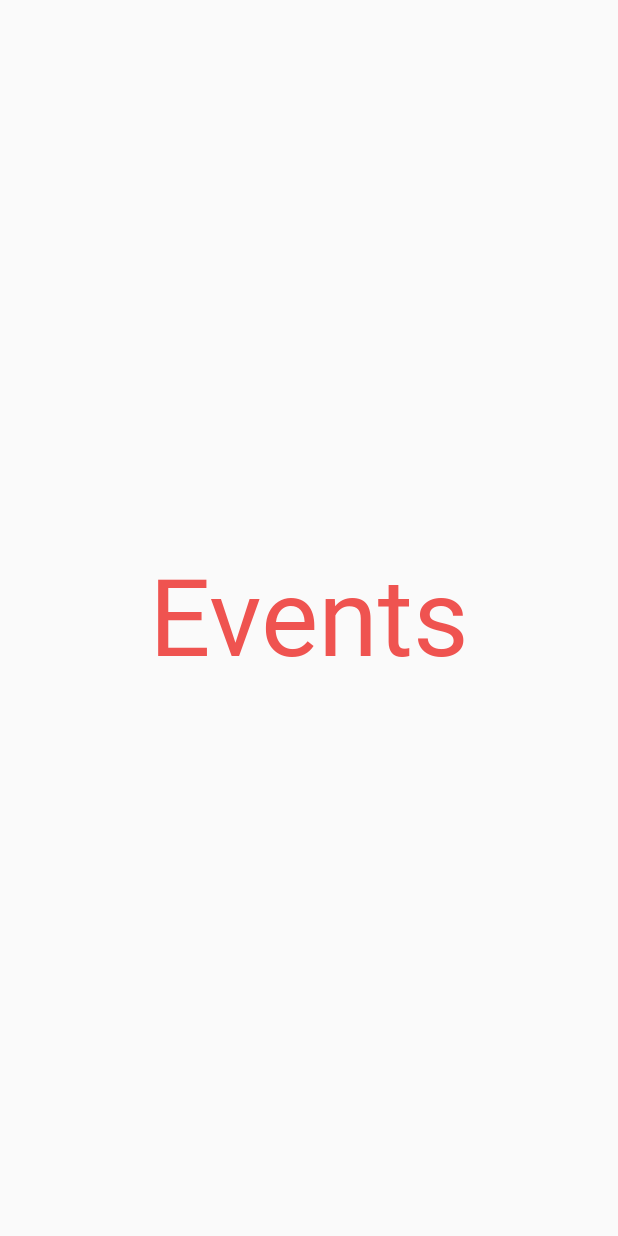
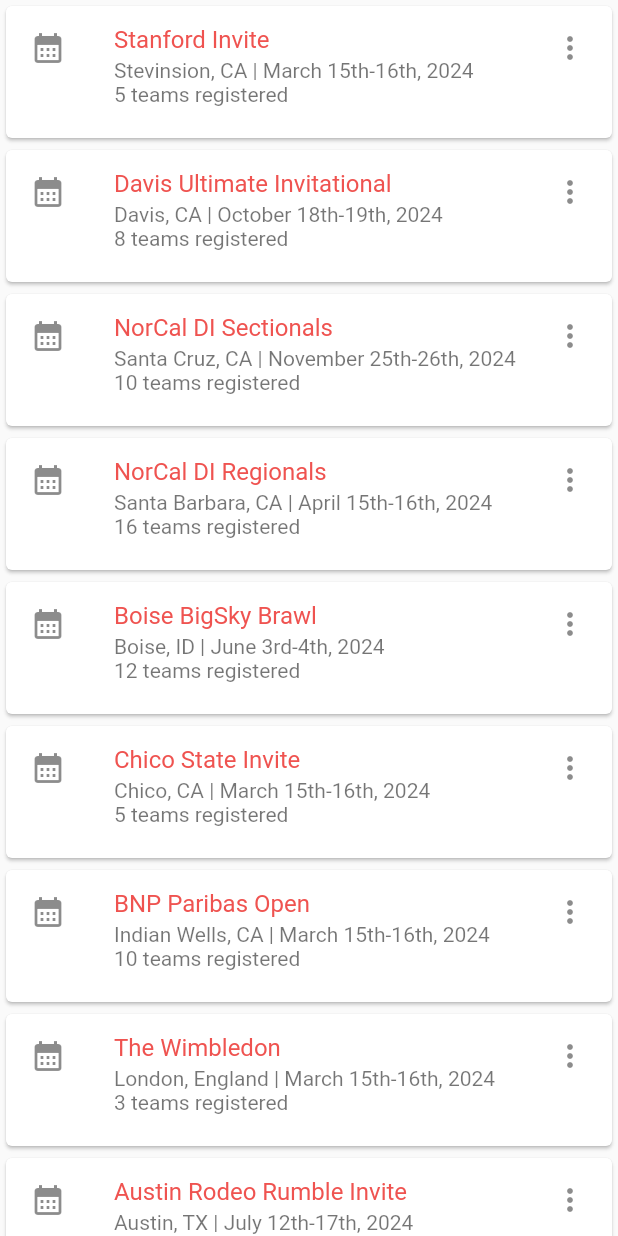
Before and after one commit to dananac/UltiVerse, a Flutter app: the EventsPage screen opened directly, on a phone screen of 412 x 824 dp. Run offline on Flutter 3.47's test engine with Material 2 defaults, Android fonts, the phone set to English and light mode, and no system bars.

Commit message:
Events & home page updates

```diff
--- a/lib/pages/events.dart
+++ b/lib/pages/events.dart
@@ -5,6 +5,101 @@
 
   @override
   Widget build(BuildContext context) => Scaffold(
-    body: Center(child: Text('Events', style: TextStyle(fontSize: 72, color: Colors.red.shade400),)),
+    //body: Center(child: Text('Events', style: TextStyle(fontSize: 72, color: Colors.red.shade400),)),
+      body: ListView(
+      children: <Widget>[
+        //Card(child: ListTile(title: Text('One-line ListTile'))),
+        Card(
+          child: ListTile(
+            leading: Icon(Icons.calendar_month),
+            title: Text('Stanford Invite', style: TextStyle(color: Colors.red[400]),),
+            subtitle:
+                Text('Stevinsion, CA | March 15th-16th, 2024\n5 teams registered'),
+            trailing: Icon(Icons.more_vert),
+            isThreeLine: true,
+          ),
+        ),
+        Card(
+          child: ListTile(
+            leading: Icon(Icons.calendar_month),
+            title: Text('Davis Ultimate Invitational', style: TextStyle(color: Colors.red[400]),),
+            subtitle:
+                Text('Davis, CA | October 18th-19th, 2024\n8 teams registered'),
+            trailing: Icon(Icons.more_vert),
+            isThreeLine: true,
+          ),
+        ),
+        Card(
+          child: ListTile(
+            leading: Icon(Icons.calendar_month),
+            title: Text('NorCal DI Sectionals', style: TextStyle(color: Colors.red[400]),),
+            subtitle:
+                Text('Santa Cruz, CA | November 25th-26th, 2024\n10 teams registered'),
+            trailing: Icon(Icons.more_vert),
+            isThreeLine: true,
+          ),
+        ),
+        Card(
+          child: ListTile(
+            leading: Icon(Icons.calendar_month),
+            title: Text('NorCal DI Regionals', style: TextStyle(color: Colors.red[400]),),
+            subtitle:
+                Text('Santa Barbara, CA | April 15th-16th, 2024\n16 teams registered'),
+            trailing: Icon(Icons.more_vert),
+            isThreeLine: true,
+          ),
+        ),
+        Card(
+          child: ListTile(
+            leading: Icon(Icons.calendar_month),
+            title: Text('Boise BigSky Brawl', style: TextStyle(color: Colors.red[400]),),
+            subtitle:
+                Text('Boise, ID | June 3rd-4th, 2024\n12 teams registered'),
+            trailing: Icon(Icons.more_vert),
+            isThreeLine: true,
+          ),
+        ),
+        Card(
+          child: ListTile(
+            leading: Icon(Icons.calendar_month),
+            title: Text('Chico State Invite', style: TextStyle(color: Colors.red[400]),),
+            subtitle:
+                Text('Chico, CA | March 15th-16th, 2024\n5 teams registered'),
+            trailing: Icon(Icons.more_vert),
+            isThreeLine: true,
+          ),
+        ),
+        Card(
+          child: ListTile(
+            leading: Icon(Icons.calendar_month),
+            title: Text('BNP Paribas Open', style: TextStyle(color: Colors.red[400]),),
+            subtitle:
+                Text('Indian Wells, CA | March 15th-16th, 2024\n10 teams registered'),
+            trailing: Icon(Icons.more_vert),
+            isThreeLine: true,
+          ),
+        ),
+        Card(
+          child: ListTile(
+            leading: Icon(Icons.calendar_month),
+            title: Text('The Wimbledon', style: TextStyle(color: Colors.red[400]),),
+            subtitle:
+                Text('London, England | March 15th-16th, 2024\n3 teams registered'),
+            trailing: Icon(Icons.more_vert),
+            isThreeLine: true,
+          ),
+        ),
+        Card(
+          child: ListTile(
+            leading: Icon(Icons.calendar_month),
+            title: Text('Austin Rodeo Rumble Invite', style: TextStyle(color: Colors.red[400]),),
+            subtitle:
+                Text('Austin, TX | July 12th-17th, 2024\n20 teams registered'),
+            trailing: Icon(Icons.more_vert),
+            isThreeLine: true,
+          ),
+        ),
+      ],
+    ),
   );
 }
--- a/lib/pages/home.dart
+++ b/lib/pages/home.dart
@@ -1,10 +1,45 @@
 import 'package:flutter/material.dart';
+import 'package:ultiverse/main.dart';
+import 'package:ultiverse/pages/events.dart';
 
 class HomePage extends StatelessWidget {
   const HomePage({super.key});
 
   @override
-  Widget build(BuildContext context) => Scaffold(
-    body: Center(child: Text('Home', style: TextStyle(fontSize: 72, color: Colors.red.shade400),)),
-  );
+  Widget build(BuildContext context) {
+    //body: Center(child: Text('Home', style: TextStyle(fontSize: 72, color: Colors.red.shade400),)),
+    //body: const ElevatedButtonExample()
+    final ButtonStyle style = ElevatedButton.styleFrom(textStyle: const TextStyle(fontSize: 20));
+
+    return Center(
+      child: Column(
+        mainAxisSize: MainAxisSize.min,
+        children: <Widget>[
+          Text('What would you like to do?',
+            style: TextStyle(
+              fontSize: 24,
+              fontWeight:FontWeight.w400,
+              color: Colors.red[400]
+            ),
+          ),
+          ElevatedButton(
+            style: style,
+            onPressed: () {},
+            child: const Text('Create a New Event'),
+          ),
+          const SizedBox(height: 30),
+          ElevatedButton(
+            style: style,
+            onPressed: () {
+              Navigator.push(
+                context, MaterialPageRoute(builder: (context) =>
+                const EventsPage())
+              );
+            },
+            child: const Text('Join an Event'),
+          ),
+        ],
+      ),
+    );
+  }
 }
```
